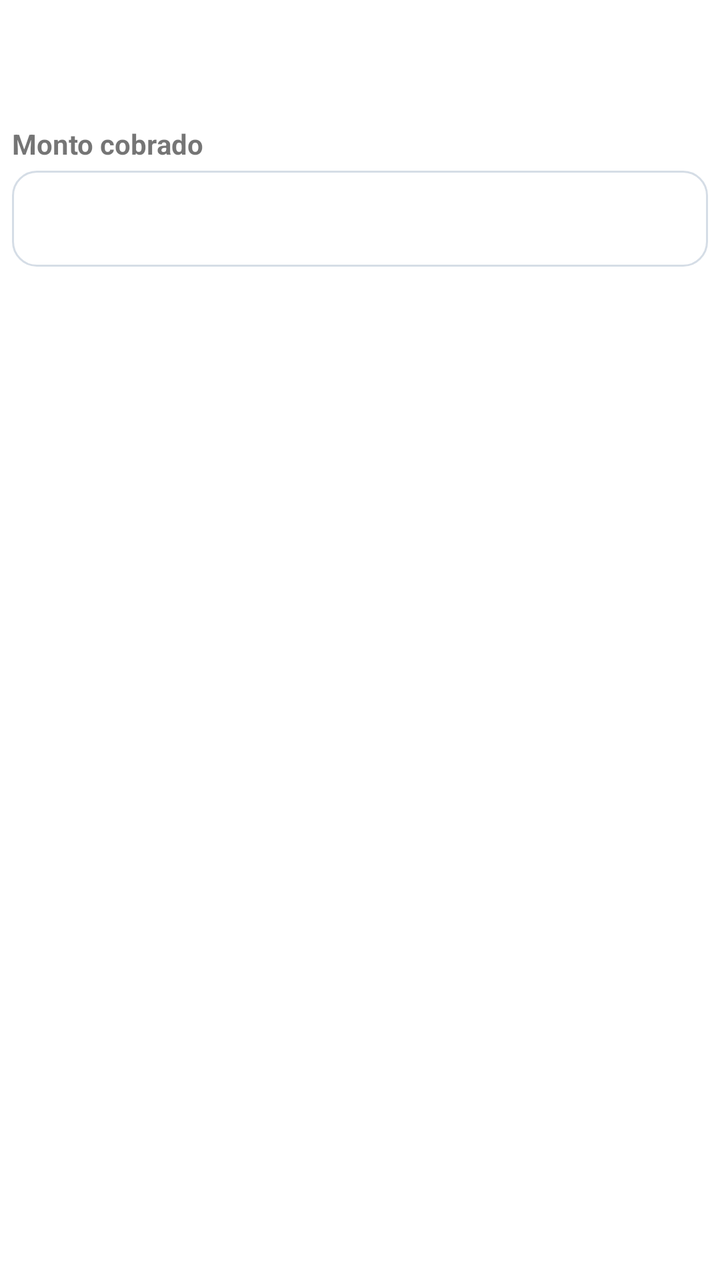
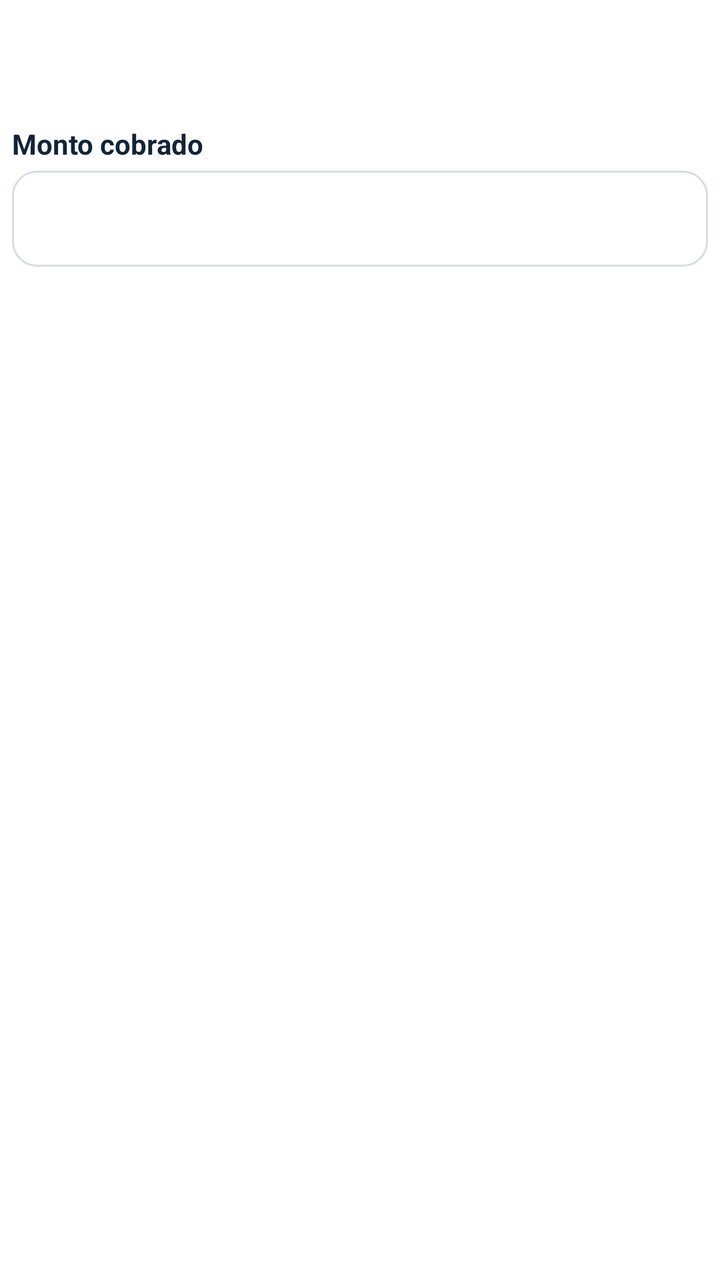

Before-and-after screenshots of an Android layout around one commit, followed by the original layout XML and the change that was made.
<!-- AndroidManifest.xml: application theme Theme.Cobros -->
<!-- res/layout/dialog_cobro.xml -->
<?xml version="1.0" encoding="utf-8"?>
<LinearLayout xmlns:android="http://schemas.android.com/apk/res/android"
    android:layout_width="match_parent"
    android:layout_height="wrap_content"
    android:orientation="vertical"
    android:padding="6dp">

    <TextView
        android:id="@+id/dlgTitulo"
        android:layout_width="wrap_content"
        android:layout_height="wrap_content"
        android:textSize="17sp"
        android:textStyle="bold" />

    <TextView
        android:id="@+id/dlgSaldo"
        android:layout_width="wrap_content"
        android:layout_height="wrap_content"
        android:layout_marginTop="4dp"
        android:textColor="@color/mute"
        android:textSize="13sp" />

    <TextView
        android:layout_width="wrap_content"
        android:layout_height="wrap_content"
        android:layout_marginTop="12dp"
        android:text="Monto cobrado"
        android:textSize="14sp"
        android:textStyle="bold" />

    <EditText
        android:id="@+id/dlgMonto"
        android:layout_width="match_parent"
        android:layout_height="48dp"
        android:layout_marginTop="4dp"
        android:background="@drawable/bg_btn_secondary"
        android:inputType="numberDecimal"
        android:padding="12dp" />
</LinearLayout>
<!-- resources referenced by this layout -->
<resources>
  <color name="mute">#5B6B7C</color>
  <!-- drawable bg_btn_secondary (drawable) -->
  <?xml version="1.0" encoding="utf-8"?>
  <shape xmlns:android="http://schemas.android.com/apk/res/android" android:shape="rectangle">
      <solid android:color="@color/card" />
      <corners android:radius="12dp" />
      <stroke android:width="1dp" android:color="@color/line" />
  </shape>
  <style name="Theme.Cobros" parent="Theme.MaterialComponents.DayNight.NoActionBar">
          <item name="colorPrimary">@color/ink</item>
          <item name="colorPrimaryVariant">@color/ink</item>
          <item name="colorOnPrimary">@color/white</item>
          <item name="android:statusBarColor">@color/ink</item>
          <item name="android:windowLightStatusBar">false</item>
      </style>
  <color name="card">#FFFFFF</color>
  <color name="line">#D5DDE6</color>
  <color name="ink">#10233A</color>
  <color name="white">#FFFFFF</color>
</resources>

<!-- the commit's change to res/layout/dialog_cobro.xml (unified diff, before → after) -->
@@ -10,7 +10,7 @@
         android:layout_width="wrap_content"
         android:layout_height="wrap_content"
         android:textSize="17sp"
-        android:textStyle="bold" />
+        android:textStyle="bold" android:textColor="@color/ink" />
 
     <TextView
         android:id="@+id/dlgSaldo"
@@ -26,7 +26,7 @@
         android:layout_marginTop="12dp"
         android:text="Monto cobrado"
         android:textSize="14sp"
-        android:textStyle="bold" />
+        android:textStyle="bold" android:textColor="@color/ink" />
 
     <EditText
         android:id="@+id/dlgMonto"
@@ -35,5 +35,5 @@
         android:layout_marginTop="4dp"
         android:background="@drawable/bg_btn_secondary"
         android:inputType="numberDecimal"
-        android:padding="12dp" />
+        android:padding="12dp" android:textColor="@color/ink" android:textColorHint="@color/mute" />
 </LinearLayout>
<!-- resource entries referenced after the edit -->
@@ -8,16 +8,22 @@
       <corners android:radius="12dp" />
       <stroke android:width="1dp" android:color="@color/line" />
   </shape>
-  <style name="Theme.Cobros" parent="Theme.MaterialComponents.DayNight.NoActionBar">
+  <style name="Theme.Cobros" parent="Theme.MaterialComponents.Light.NoActionBar">
           <item name="colorPrimary">@color/ink</item>
           <item name="colorPrimaryVariant">@color/ink</item>
           <item name="colorOnPrimary">@color/white</item>
           <item name="android:statusBarColor">@color/ink</item>
           <item name="android:windowLightStatusBar">false</item>
+          <item name="android:forceDarkAllowed">false</item>
+          <item name="materialButtonStyle">@style/Widget.Cobros.Button</item>
       </style>
   <color name="card">#FFFFFF</color>
   <color name="line">#D5DDE6</color>
   <color name="ink">#10233A</color>
   <color name="white">#FFFFFF</color>
+  <style name="Widget.Cobros.Button" parent="Widget.MaterialComponents.Button">
+          <item name="backgroundTint">@null</item>
+          <item name="android:textAllCaps">false</item>
+      </style>
 </resources>
 
